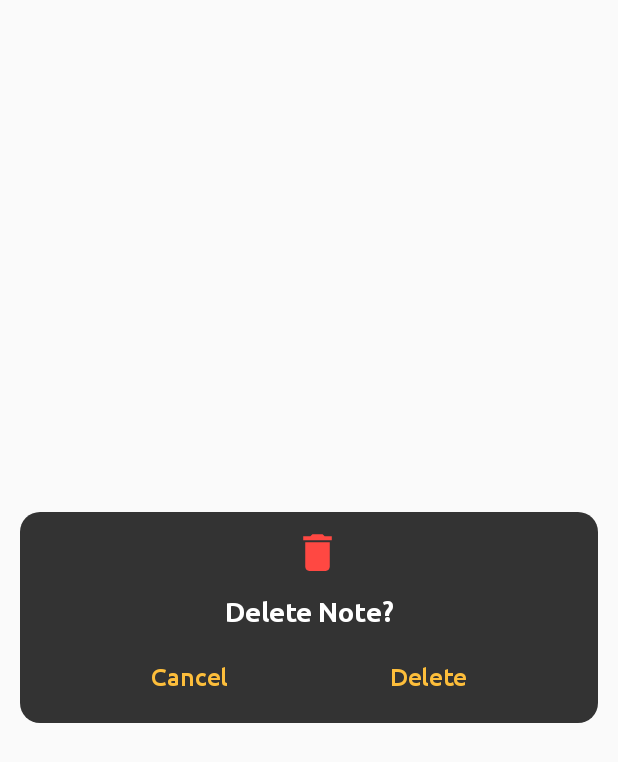
After one commit to Jvitaliy82/MyNotes, an Android app: the layout layout_delete_note_dialog.xml on its own in the app's theme, with its tools: preview values and no code run, on a phone screen of 412 x 824 dp. The commit adds this screen. Shown: the top 762 px of the screen. Run offline under Robolectric (Android 15) with nearby library versions, the phone set to English and light mode, and no system bars.

Commit message:
add delete note

```diff
--- a/app/src/main/java/com/jdeveloperapps/noteapp/repositories/MainRepository.kt
+++ b/app/src/main/java/com/jdeveloperapps/noteapp/repositories/MainRepository.kt
@@ -12,4 +12,8 @@ class MainRepository @Inject constructor(val db: NoteDao) {
 
     fun getSaveNotes() = db.getAll()
 
+    suspend fun deleteNote(note: Note) {
+        db.deleteNote(note)
+    }
+
 }
--- a/app/src/main/java/com/jdeveloperapps/noteapp/viewModels/MainViewModel.kt
+++ b/app/src/main/java/com/jdeveloperapps/noteapp/viewModels/MainViewModel.kt
@@ -17,4 +17,8 @@ class MainViewModel @ViewModelInject constructor(
 
     fun getSaveNotes() = repository.getSaveNotes()
 
+    fun deleteNote(note: Note) = viewModelScope.launch {
+        repository.deleteNote(note)
+    }
+
 }
--- a/app/src/main/res/layout/layout_add_url.xml
+++ b/app/src/main/res/layout/layout_add_url_dialog.xml
@@ -70,7 +70,7 @@
         android:textColor="@color/colorAccent"
         android:textSize="@dimen/_13ssp"
         app:layout_constraintBottom_toBottomOf="parent"
-        app:layout_constraintEnd_toStartOf="@id/textCancel"
+        app:layout_constraintEnd_toEndOf="parent"
         app:layout_constraintTop_toBottomOf="@id/inputUrl" />
 
     <TextView
@@ -86,7 +86,7 @@
         android:textColor="@color/colorAccent"
         android:textSize="@dimen/_13ssp"
         app:layout_constraintBottom_toBottomOf="parent"
-        app:layout_constraintEnd_toEndOf="parent"
+        app:layout_constraintEnd_toStartOf="@id/textAdd"
         app:layout_constraintTop_toBottomOf="@id/inputUrl" />
 
 </androidx.constraintlayout.widget.ConstraintLayout>
--- /dev/null
+++ b/app/src/main/res/layout/layout_delete_note_dialog.xml
@@ -0,0 +1,76 @@
+<?xml version="1.0" encoding="utf-8"?>
+<androidx.constraintlayout.widget.ConstraintLayout xmlns:android="http://schemas.android.com/apk/res/android"
+    xmlns:app="http://schemas.android.com/apk/res-auto"
+    android:id="@+id/layoutDeleteNoteContainer"
+    android:layout_width="match_parent"
+    android:layout_height="wrap_content"
+    android:layout_gravity="center"
+    android:layout_margin="@dimen/_10sdp"
+    android:background="@drawable/background_dialog">
+
+    <ImageView
+        android:id="@+id/imageDeleteNote"
+        android:layout_width="@dimen/_25sdp"
+        android:layout_height="@dimen/_25sdp"
+        android:layout_marginStart="@dimen/_8sdp"
+        android:layout_marginTop="@dimen/_8sdp"
+        android:contentDescription="@string/app_name"
+        android:src="@drawable/ic_delete"
+        app:layout_constraintEnd_toEndOf="parent"
+        app:layout_constraintStart_toStartOf="parent"
+        app:layout_constraintTop_toTopOf="parent"
+        app:tint="@color/colorDelete" />
+
+    <TextView
+        android:id="@+id/textDeleteNote"
+        android:layout_width="match_parent"
+        android:layout_height="wrap_content"
+        android:layout_marginStart="@dimen/_8sdp"
+        android:layout_marginEnd="@dimen/_8sdp"
+        android:layout_marginTop="@dimen/_10sdp"
+        android:layout_marginBottom="@dimen/_10sdp"
+        android:fontFamily="@font/ubuntu_bold"
+        android:gravity="center_horizontal"
+        android:includeFontPadding="false"
+        android:text="@string/delete_note_question"
+        android:textColor="@color/white"
+        android:textSize="@dimen/_14ssp"
+        app:layout_constraintEnd_toEndOf="parent"
+        app:layout_constraintStart_toStartOf="@id/imageDeleteNote"
+        app:layout_constraintTop_toBottomOf="@id/imageDeleteNote"
+        app:layout_constraintBottom_toTopOf="@id/textDelete"/>
+
+    <TextView
+        android:id="@+id/textDelete"
+        android:layout_width="wrap_content"
+        android:layout_height="wrap_content"
+        android:layout_marginBottom="@dimen/_8sdp"
+        android:fontFamily="@font/ubuntu_medium"
+        android:includeFontPadding="false"
+        android:padding="@dimen/_8sdp"
+        android:text="@string/delete"
+        android:textColor="@color/colorAccent"
+        android:textSize="@dimen/_13ssp"
+        app:layout_constraintEnd_toEndOf="parent"
+        app:layout_constraintBottom_toBottomOf="parent"
+        app:layout_constraintTop_toBottomOf="@id/textDeleteNote"
+        app:layout_constraintStart_toEndOf="@id/textCancel"/>
+
+    <TextView
+        android:id="@+id/textCancel"
+        android:layout_width="wrap_content"
+        android:layout_height="wrap_content"
+        android:layout_marginEnd="@dimen/_8sdp"
+        android:layout_marginBottom="@dimen/_8sdp"
+        android:fontFamily="@font/ubuntu_medium"
+        android:includeFontPadding="false"
+        android:padding="@dimen/_8sdp"
+        android:text="@string/cancel"
+        android:textColor="@color/colorAccent"
+        android:textSize="@dimen/_13ssp"
+        app:layout_constraintStart_toStartOf="parent"
+        app:layout_constraintBottom_toBottomOf="parent"
+        app:layout_constraintTop_toTopOf="@id/textDelete"
+        app:layout_constraintEnd_toStartOf="@id/textDelete"/>
+
+</androidx.constraintlayout.widget.ConstraintLayout>
--- a/app/src/main/res/values/strings.xml
+++ b/app/src/main/res/values/strings.xml
@@ -16,5 +16,8 @@
     <string name="enter_valid_url">Enter valid URL</string>
     <string name="add">ADD</string>
     <string name="cancel">Cancel</string>
+    <string name="delete_note">Delete Note</string>
+    <string name="delete_note_question">Delete Note?</string>
+    <string name="delete">Delete</string>
 
 </resources>
```
Also changed, not shown: app/src/main/java/com/jdeveloperapps/noteapp/ui/fragments/AddNoteFragment.kt (+39 -10 lines), app/src/main/res/layout/layout_miscellaneous.xml (+29 -0 lines), 1 other file.
